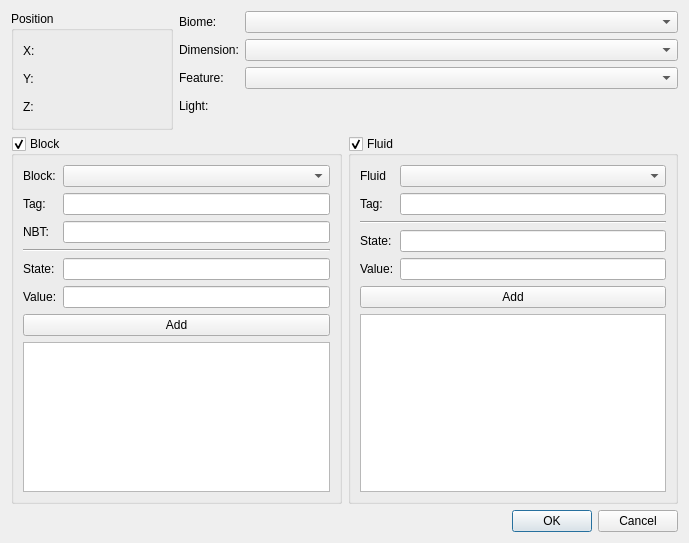
This is locationconditiondialog.ui in IoeCmcomc/MCDatapacker as Qt 5 draws it before an edit. The edited form follows.
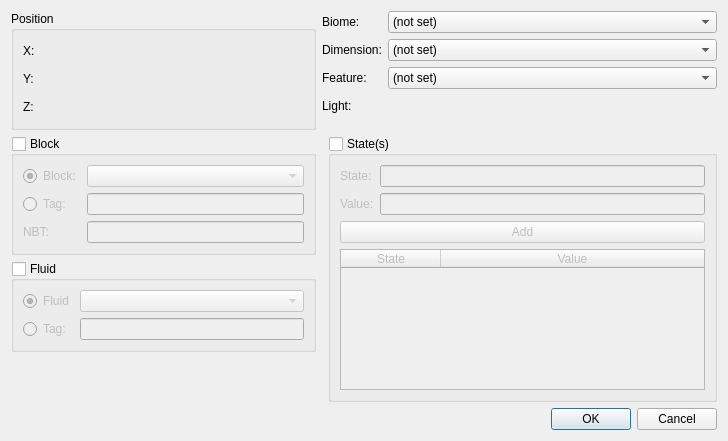
This is the edited form. Custom widgets are drawn as their Qt base class.

Patch:
```diff
--- a/locationconditiondialog.ui
+++ b/locationconditiondialog.ui
@@ -6,283 +6,57 @@
    <rect>
     <x>0</x>
     <y>0</y>
-    <width>689</width>
-    <height>543</height>
+    <width>728</width>
+    <height>441</height>
    </rect>
   </property>
   <property name="windowTitle">
    <string>Location condition</string>
   </property>
   <layout class="QGridLayout" name="gridLayout_4">
-   <item row="1" column="0" colspan="3">
-    <layout class="QHBoxLayout" name="horizontalLayout">
-     <item>
-      <widget class="QGroupBox" name="blockGroup">
-       <property name="title">
-        <string>Block</string>
-       </property>
-       <property name="checkable">
-        <bool>true</bool>
-       </property>
-       <layout class="QGridLayout" name="gridLayout_2">
-        <item row="0" column="0">
-         <widget class="QLabel" name="label_4">
-          <property name="text">
-           <string>Block:</string>
-          </property>
-         </widget>
-        </item>
-        <item row="0" column="1">
-         <widget class="QComboBox" name="blockCombo"/>
-        </item>
-        <item row="1" column="0">
-         <widget class="QLabel" name="label_5">
-          <property name="text">
-           <string>Tag:</string>
-          </property>
-         </widget>
-        </item>
-        <item row="1" column="1">
-         <widget class="QLineEdit" name="blockTagEdit"/>
-        </item>
-        <item row="2" column="0">
-         <widget class="QLabel" name="label_6">
-          <property name="text">
-           <string>NBT:</string>
-          </property>
-         </widget>
-        </item>
-        <item row="2" column="1">
-         <widget class="QLineEdit" name="blockNBTEdit"/>
-        </item>
-        <item row="3" column="0" colspan="2">
-         <widget class="Line" name="line">
-          <property name="orientation">
-           <enum>Qt::Horizontal</enum>
-          </property>
-         </widget>
-        </item>
-        <item row="4" column="0">
-         <widget class="QLabel" name="label_7">
-          <property name="text">
-           <string>State:</string>
-          </property>
-         </widget>
-        </item>
-        <item row="4" column="1">
-         <widget class="QLineEdit" name="blockStateEdit"/>
-        </item>
-        <item row="5" column="0">
-         <widget class="QLabel" name="label_8">
-          <property name="text">
-           <string>Value:</string>
-          </property>
-         </widget>
-        </item>
-        <item row="5" column="1">
-         <widget class="QLineEdit" name="blockStateValueEdit"/>
-        </item>
-        <item row="6" column="0" colspan="2">
-         <widget class="QPushButton" name="addBlockStateBtn">
-          <property name="text">
-           <string>Add</string>
-          </property>
-         </widget>
-        </item>
-        <item row="7" column="0" colspan="2">
-         <widget class="QTableView" name="blockStatesView">
-          <property name="sizeAdjustPolicy">
-           <enum>QAbstractScrollArea::AdjustToContents</enum>
-          </property>
-          <property name="alternatingRowColors">
-           <bool>true</bool>
-          </property>
-          <property name="selectionMode">
-           <enum>QAbstractItemView::SingleSelection</enum>
-          </property>
-          <attribute name="horizontalHeaderStretchLastSection">
-           <bool>true</bool>
-          </attribute>
-          <attribute name="verticalHeaderVisible">
-           <bool>false</bool>
-          </attribute>
-          <attribute name="verticalHeaderHighlightSections">
-           <bool>false</bool>
-          </attribute>
-         </widget>
-        </item>
-       </layout>
-      </widget>
-     </item>
-     <item>
-      <widget class="QGroupBox" name="fluidGroup">
-       <property name="title">
-        <string>Fluid</string>
-       </property>
-       <property name="checkable">
-        <bool>true</bool>
-       </property>
-       <layout class="QGridLayout" name="gridLayout">
-        <item row="0" column="0">
-         <widget class="QLabel" name="label_9">
-          <property name="text">
-           <string>Fluid</string>
-          </property>
-         </widget>
-        </item>
-        <item row="0" column="1">
-         <widget class="QComboBox" name="fluidCombo"/>
-        </item>
-        <item row="1" column="0">
-         <widget class="QLabel" name="label_10">
-          <property name="text">
-           <string>Tag:</string>
-          </property>
-         </widget>
-        </item>
-        <item row="1" column="1">
-         <widget class="QLineEdit" name="fluidTagEdit"/>
-        </item>
-        <item row="2" column="0" colspan="2">
-         <widget class="Line" name="line_2">
-          <property name="orientation">
-           <enum>Qt::Horizontal</enum>
-          </property>
-         </widget>
-        </item>
-        <item row="3" column="0">
-         <widget class="QLabel" name="label_12">
-          <property name="text">
-           <string>State:</string>
-          </property>
-         </widget>
-        </item>
-        <item row="3" column="1">
-         <widget class="QLineEdit" name="fluidStateEdit"/>
-        </item>
-        <item row="4" column="0">
-         <widget class="QLabel" name="label_13">
-          <property name="text">
-           <string>Value:</string>
-          </property>
-         </widget>
-        </item>
-        <item row="4" column="1">
-         <widget class="QLineEdit" name="fluidStateValueEdit"/>
-        </item>
-        <item row="5" column="0" colspan="2">
-         <widget class="QPushButton" name="addFluidStateBtn">
-          <property name="text">
-           <string>Add</string>
-          </property>
-         </widget>
-        </item>
-        <item row="6" column="0" colspan="2">
-         <widget class="QTableView" name="fluidStatesView">
-          <property name="sizeAdjustPolicy">
-           <enum>QAbstractScrollArea::AdjustToContents</enum>
-          </property>
-          <property name="alternatingRowColors">
-           <bool>true</bool>
-          </property>
-          <property name="selectionMode">
-           <enum>QAbstractItemView::SingleSelection</enum>
-          </property>
-          <attribute name="horizontalHeaderStretchLastSection">
-           <bool>true</bool>
-          </attribute>
-          <attribute name="verticalHeaderVisible">
-           <bool>false</bool>
-          </attribute>
-          <attribute name="verticalHeaderHighlightSections">
-           <bool>false</bool>
-          </attribute>
-         </widget>
-        </item>
-       </layout>
-      </widget>
-     </item>
-    </layout>
-   </item>
-   <item row="0" column="0">
-    <widget class="QGroupBox" name="groupBox">
+   <item row="2" column="0">
+    <widget class="QGroupBox" name="fluidGroup">
      <property name="title">
-      <string>Position</string>
+      <string>Fluid</string>
      </property>
-     <layout class="QFormLayout" name="formLayout_2">
+     <property name="checkable">
+      <bool>true</bool>
+     </property>
+     <property name="checked">
+      <bool>false</bool>
+     </property>
+     <layout class="QGridLayout" name="gridLayout">
       <item row="0" column="1">
-       <widget class="NumericInput" name="xInput">
-        <property name="sizePolicy">
-         <sizepolicy hsizetype="Preferred" vsizetype="Fixed">
-          <horstretch>0</horstretch>
-          <verstretch>0</verstretch>
-         </sizepolicy>
-        </property>
-        <property name="minimumSize">
-         <size>
-          <width>120</width>
-          <height>22</height>
-         </size>
-        </property>
-       </widget>
-      </item>
-      <item row="1" column="1">
-       <widget class="NumericInput" name="yInput">
-        <property name="sizePolicy">
-         <sizepolicy hsizetype="Preferred" vsizetype="Fixed">
-          <horstretch>0</horstretch>
-          <verstretch>0</verstretch>
-         </sizepolicy>
-        </property>
-        <property name="minimumSize">
-         <size>
-          <width>0</width>
-          <height>22</height>
-         </size>
-        </property>
-       </widget>
-      </item>
-      <item row="2" column="1">
-       <widget class="NumericInput" name="zInput">
-        <property name="sizePolicy">
-         <sizepolicy hsizetype="Preferred" vsizetype="Fixed">
-          <horstretch>0</horstretch>
-          <verstretch>0</verstretch>
-         </sizepolicy>
-        </property>
-        <property name="minimumSize">
-         <size>
-          <width>0</width>
-          <height>22</height>
-         </size>
-        </property>
-       </widget>
-      </item>
-      <item row="0" column="0">
-       <widget class="QLabel" name="label_11">
-        <property name="text">
-         <string>X:</string>
-        </property>
-       </widget>
+       <widget class="QComboBox" name="fluidCombo"/>
       </item>
       <item row="1" column="0">
-       <widget class="QLabel" name="label_14">
+       <widget class="QRadioButton" name="fluid_tagRadio">
         <property name="text">
-         <string>Y:</string>
+         <string>Tag:</string>
         </property>
        </widget>
       </item>
-      <item row="2" column="0">
-       <widget class="QLabel" name="label_15">
+      <item row="0" column="0">
+       <widget class="QRadioButton" name="fluid_fluidRadio">
         <property name="text">
-         <string>Z:</string>
+         <string>Fluid</string>
+        </property>
+        <property name="checked">
+         <bool>true</bool>
+        </property>
+       </widget>
+      </item>
+      <item row="1" column="1">
+       <widget class="QLineEdit" name="fluidTagEdit">
+        <property name="enabled">
+         <bool>false</bool>
         </property>
        </widget>
       </item>
      </layout>
     </widget>
    </item>
-   <item row="2" column="2">
+   <item row="4" column="0" colspan="3">
     <widget class="QDialogButtonBox" name="buttonBox">
      <property name="orientation">
       <enum>Qt::Horizontal</enum>
@@ -292,6 +66,80 @@
      </property>
     </widget>
    </item>
+   <item row="1" column="2" rowspan="3">
+    <widget class="QGroupBox" name="stateGroup">
+     <property name="title">
+      <string>State(s)</string>
+     </property>
+     <property name="checkable">
+      <bool>true</bool>
+     </property>
+     <property name="checked">
+      <bool>false</bool>
+     </property>
+     <layout class="QGridLayout" name="gridLayout_3">
+      <item row="0" column="0">
+       <widget class="QLabel" name="label_12">
+        <property name="text">
+         <string>State:</string>
+        </property>
+       </widget>
+      </item>
+      <item row="0" column="1">
+       <widget class="QLineEdit" name="stateEdit"/>
+      </item>
+      <item row="1" column="0">
+       <widget class="QLabel" name="label_13">
+        <property name="text">
+         <string>Value:</string>
+        </property>
+       </widget>
+      </item>
+      <item row="1" column="1">
+       <widget class="QLineEdit" name="stateValueEdit"/>
+      </item>
+      <item row="2" column="0" colspan="2">
+       <widget class="QPushButton" name="addstateBtn">
+        <property name="text">
+         <string>Add</string>
+        </property>
+       </widget>
+      </item>
+      <item row="3" column="0" colspan="2">
+       <widget class="QTableWidget" name="stateTable">
+        <property name="toolTip">
+         <string>Right click a row to delete it.</string>
+        </property>
+        <property name="sizeAdjustPolicy">
+         <enum>QAbstractScrollArea::AdjustToContents</enum>
+        </property>
+        <property name="alternatingRowColors">
+         <bool>true</bool>
+        </property>
+        <property name="selectionMode">
+         <enum>QAbstractItemView::SingleSelection</enum>
+        </property>
+        <attribute name="horizontalHeaderStretchLastSection">
+         <bool>true</bool>
+        </attribute>
+        <attribute name="verticalHeaderCascadingSectionResizes">
+         <bool>false</bool>
+        </attribute>
+        <column>
+         <property name="text">
+          <string>State</string>
+         </property>
+        </column>
+        <column>
+         <property name="text">
+          <string>Value</string>
+         </property>
+        </column>
+       </widget>
+      </item>
+     </layout>
+    </widget>
+   </item>
    <item row="0" column="1" colspan="2">
     <layout class="QFormLayout" name="formLayout">
      <item row="0" column="0">
@@ -302,7 +150,13 @@
       </widget>
      </item>
      <item row="0" column="1">
-      <widget class="QComboBox" name="biomeCombo"/>
+      <widget class="QComboBox" name="biomeCombo">
+       <item>
+        <property name="text">
+         <string>(not set)</string>
+        </property>
+       </item>
+      </widget>
      </item>
      <item row="1" column="0">
       <widget class="QLabel" name="label_2">
@@ -312,7 +166,13 @@
       </widget>
      </item>
      <item row="1" column="1">
-      <widget class="QComboBox" name="dimensionCombo"/>
+      <widget class="QComboBox" name="dimensionCombo">
+       <item>
+        <property name="text">
+         <string>(not set)</string>
+        </property>
+       </item>
+      </widget>
      </item>
      <item row="2" column="0">
       <widget class="QLabel" name="label_3">
@@ -322,7 +182,13 @@
       </widget>
      </item>
      <item row="2" column="1">
-      <widget class="QComboBox" name="featureCombo"/>
+      <widget class="QComboBox" name="featureCombo">
+       <item>
+        <property name="text">
+         <string>(not set)</string>
+        </property>
+       </item>
+      </widget>
      </item>
      <item row="3" column="1">
       <widget class="NumericInput" name="lightInput">
@@ -349,6 +215,152 @@
      </item>
     </layout>
    </item>
+   <item row="3" column="0">
+    <spacer name="verticalSpacer">
+     <property name="orientation">
+      <enum>Qt::Vertical</enum>
+     </property>
+     <property name="sizeType">
+      <enum>QSizePolicy::Expanding</enum>
+     </property>
+     <property name="sizeHint" stdset="0">
+      <size>
+       <width>20</width>
+       <height>0</height>
+      </size>
+     </property>
+    </spacer>
+   </item>
+   <item row="1" column="0">
+    <widget class="QGroupBox" name="blockGroup">
+     <property name="title">
+      <string>Block</string>
+     </property>
+     <property name="checkable">
+      <bool>true</bool>
+     </property>
+     <property name="checked">
+      <bool>false</bool>
+     </property>
+     <layout class="QGridLayout" name="gridLayout_2">
+      <item row="1" column="1">
+       <widget class="QLineEdit" name="blockTagEdit">
+        <property name="enabled">
+         <bool>false</bool>
+        </property>
+       </widget>
+      </item>
+      <item row="0" column="0">
+       <widget class="QRadioButton" name="block_blockRadio">
+        <property name="text">
+         <string>Block:</string>
+        </property>
+        <property name="checked">
+         <bool>true</bool>
+        </property>
+       </widget>
+      </item>
+      <item row="2" column="0">
+       <widget class="QLabel" name="label_6">
+        <property name="text">
+         <string>NBT:</string>
+        </property>
+       </widget>
+      </item>
+      <item row="2" column="1">
+       <widget class="QLineEdit" name="blockNBTEdit"/>
+      </item>
+      <item row="0" column="1">
+       <widget class="QComboBox" name="blockCombo"/>
+      </item>
+      <item row="1" column="0">
+       <widget class="QRadioButton" name="block_tagRadio">
+        <property name="text">
+         <string>Tag:</string>
+        </property>
+       </widget>
+      </item>
+     </layout>
+    </widget>
+   </item>
+   <item row="0" column="0">
+    <widget class="QGroupBox" name="groupBox">
+     <property name="title">
+      <string>Position</string>
+     </property>
+     <layout class="QFormLayout" name="formLayout_2">
+      <item row="0" column="1">
+       <widget class="NumericInput" name="xInput">
+        <property name="sizePolicy">
+         <sizepolicy hsizetype="Preferred" vsizetype="Fixed">
+          <horstretch>0</horstretch>
+          <verstretch>0</verstretch>
+         </sizepolicy>
+        </property>
+        <property name="minimumSize">
+         <size>
+          <width>120</width>
+          <height>22</height>
+         </size>
+        </property>
+       </widget>
+      </item>
+      <item row="1" column="1">
+       <widget class="NumericInput" name="yInput">
+        <property name="sizePolicy">
+         <sizepolicy hsizetype="Preferred" vsizetype="Fixed">
+          <horstretch>0</horstretch>
+          <verstretch>0</verstretch>
+         </sizepolicy>
+        </property>
+        <property name="minimumSize">
+         <size>
+          <width>0</width>
+          <height>22</height>
+         </size>
+        </property>
+       </widget>
+      </item>
+      <item row="2" column="1">
+       <widget class="NumericInput" name="zInput">
+        <property name="sizePolicy">
+         <sizepolicy hsizetype="Preferred" vsizetype="Fixed">
+          <horstretch>0</horstretch>
+          <verstretch>0</verstretch>
+         </sizepolicy>
+        </property>
+        <property name="minimumSize">
+         <size>
+          <width>0</width>
+          <height>22</height>
+         </size>
+        </property>
+       </widget>
+      </item>
+      <item row="0" column="0">
+       <widget class="QLabel" name="label_11">
+        <property name="text">
+         <string>X:</string>
+        </property>
+       </widget>
+      </item>
+      <item row="1" column="0">
+       <widget class="QLabel" name="label_14">
+        <property name="text">
+         <string>Y:</string>
+        </property>
+       </widget>
+      </item>
+      <item row="2" column="0">
+       <widget class="QLabel" name="label_15">
+        <property name="text">
+         <string>Z:</string>
+        </property>
+       </widget>
+      </item>
+     </layout>
+    </widget>
+   </item>
   </layout>
  </widget>
  <customwidgets>
```
Left out of the diff: 2 changed lines with no effect on the pictures.
